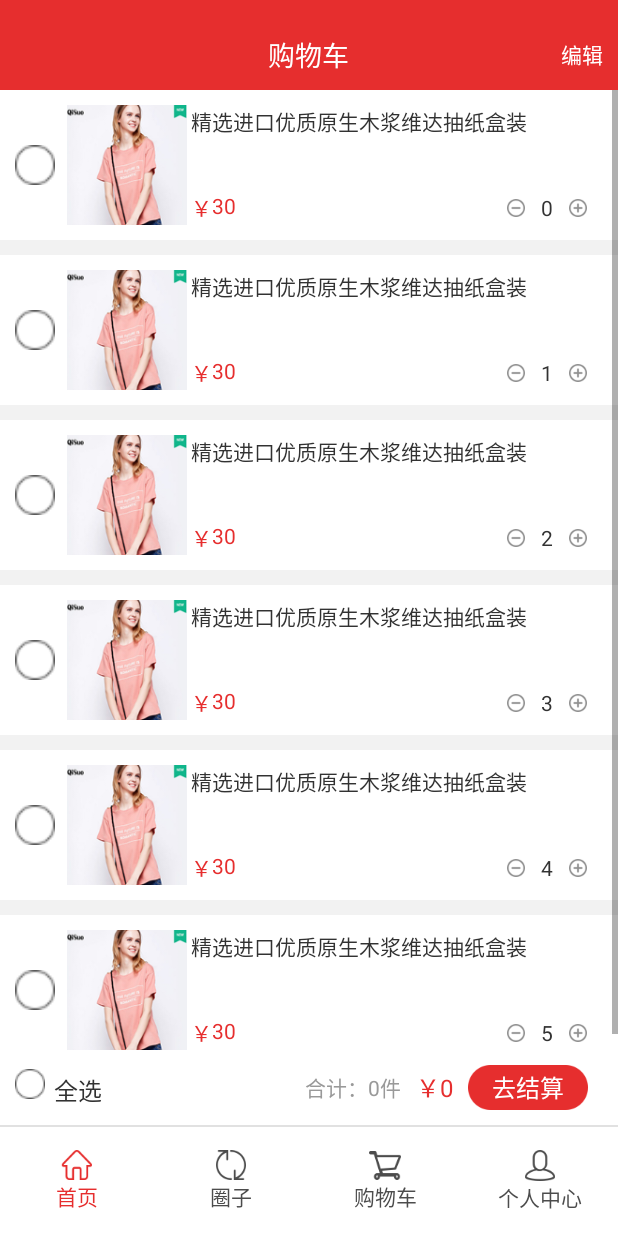
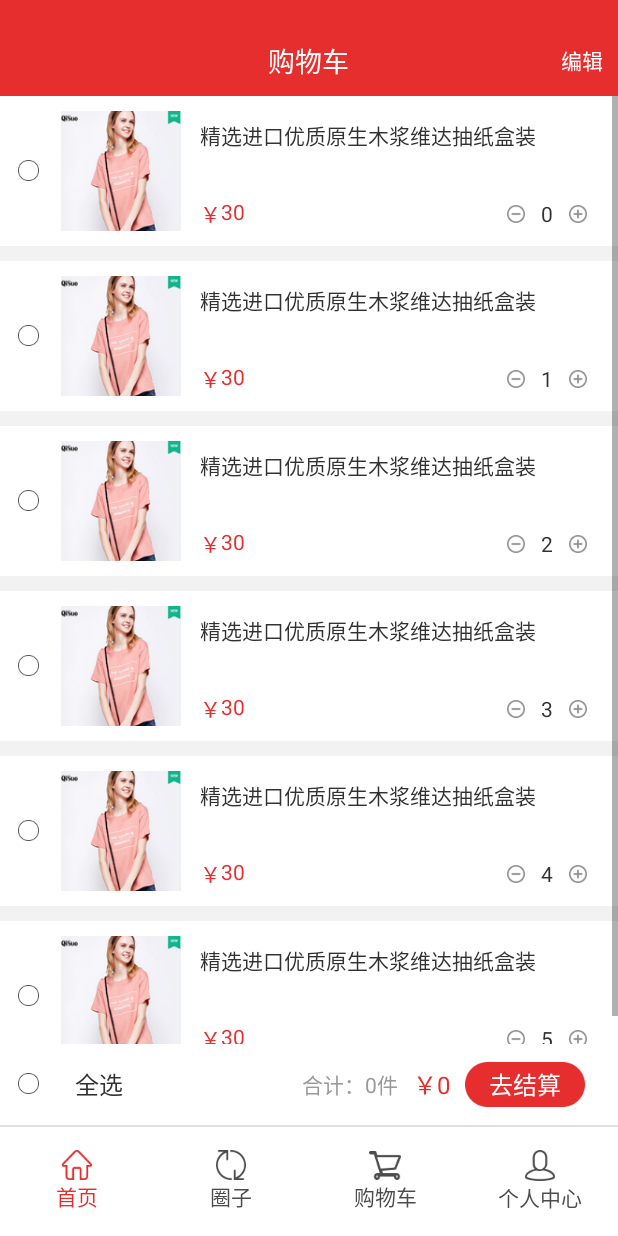
Before and after one commit to menglanlvcongrui/Shopping, an Android app: the fragment ShoppingcartFragment placed in its activity, on a phone screen of 412 x 824 dp. Run offline under Robolectric (Android 15) with nearby library versions, the phone set to English and light mode, and no system bars.

Commit message:
页面调整

```diff
--- a/app/src/main/java/com/example/administrator/shopping/adapter/AddressTextAdapter.java
+++ b/app/src/main/java/com/example/administrator/shopping/adapter/AddressTextAdapter.java
@@ -23,6 +23,7 @@ public class AddressTextAdapter extends AbstractWheelTextAdapter {
         mContext = context;
         mDatas=datas;
         setItemTextResource(R.id.tempValue);
+        this.setTextColor(0x323232);
     }
 
     @Override
--- a/app/src/main/res/layout/activity_shoppingcart_payment.xml
+++ b/app/src/main/res/layout/activity_shoppingcart_payment.xml
@@ -9,10 +9,11 @@
     <RelativeLayout
         android:background="@color/redFive"
         android:layout_width="match_parent"
-        android:layout_height="80dp"
+        android:layout_height="65dp"
         tools:layout_editor_absoluteY="0dp"
         tools:layout_editor_absoluteX="8dp">
         <ImageView
+            android:id="@+id/back"
             android:layout_marginLeft="5dp"
             android:src="@mipmap/back"
             android:padding="5dp"
@@ -105,6 +106,7 @@
                 android:layout_width="wrap_content"
                 android:layout_height="wrap_content"
                 android:text="￥"
+
                 android:textColor="@color/redFive"
                 android:textSize="@dimen/text_size_two"/>
 
--- a/app/src/main/res/layout/fragment_shoppingcart.xml
+++ b/app/src/main/res/layout/fragment_shoppingcart.xml
@@ -2,8 +2,8 @@
     xmlns:tools="http://schemas.android.com/tools"
     android:layout_width="match_parent"
     android:layout_height="match_parent"
+    android:background="@color/grayFive"
     android:orientation="vertical"
-    android:background="@color/grayFive"
     tools:context="com.example.administrator.shopping.fragment.ShoppingcartFragment">
 
     <!--<RelativeLayout
@@ -36,75 +36,84 @@
     </RelativeLayout>
 -->
     <RelativeLayout
-        android:padding="10dp"
+        android:layout_width="match_parent"
+        android:layout_height="64dp"
         android:background="@color/redFive"
-        android:layout_width="match_parent"
-        android:layout_height="60dp">
+        android:padding="10dp">
+
         <RelativeLayout
-            android:layout_alignParentBottom="true"
             android:layout_width="match_parent"
-            android:layout_height="wrap_content">
+            android:layout_height="wrap_content"
+            android:layout_alignParentBottom="true">
+
             <TextView
+                android:layout_width="wrap_content"
+                android:layout_height="wrap_content"
+                android:layout_centerInParent="true"
                 android:gravity="center_vertical"
-                android:layout_width="wrap_content"
                 android:text="购物车"
-                android:layout_centerInParent="true"
-                android:textSize="@dimen/text_size_one"
                 android:textColor="@color/white"
-                android:layout_height="wrap_content" />
+                android:textSize="@dimen/text_size_one" />
+
             <TextView
-                android:layout_centerVertical="true"
+                android:id="@+id/is_edit"
                 android:layout_width="wrap_content"
                 android:layout_height="wrap_content"
                 android:layout_alignParentRight="true"
+                android:layout_centerVertical="true"
                 android:text="编辑"
-                android:id="@+id/is_edit"
                 android:textColor="@color/white"
                 android:textSize="@dimen/text_size_three" />
         </RelativeLayout>
     </RelativeLayout>
+
     <ListView
         android:id="@+id/shoppingcart_list"
         android:layout_width="match_parent"
         android:layout_height="0dp"
         android:layout_weight="1"
-        android:dividerHeight="10dp"
-        android:divider="@color/grayFive"></ListView>
+        android:divider="@color/grayFive"
+        android:dividerHeight="10dp"></ListView>
 
     <RelativeLayout
-        android:padding="10dp"
+        android:layout_width="match_parent"
+        android:layout_height="wrap_content"
         android:background="@color/white"
-        android:layout_width="match_parent"
-        android:layout_height="wrap_content">
+        android:padding="12dp">
+
         <LinearLayout
+            android:layout_width="wrap_content"
+            android:layout_height="wrap_content"
             android:layout_centerVertical="true"
-            android:layout_width="wrap_content"
-            android:orientation="horizontal"
-            android:layout_height="wrap_content">
+            android:orientation="horizontal">
+
             <CheckBox
                 android:id="@+id/check_all"
-                android:background="@drawable/shoppingcart_finish_selector"
-                android:layout_width="20dp"
-                android:padding="5dp"
-                android:button="@null"
-                android:layout_height="20dp" />
+                android:layout_width="wrap_content"
+                android:layout_height="wrap_content"
+                android:layout_gravity="center_vertical"
+                android:background="@null"
+                android:paddingLeft="12dp"
+                android:button="@drawable/shoppingcart_finish_selector"
+                />
+
             <TextView
-                android:layout_marginRight="5dp"
+                android:layout_width="wrap_content"
+                android:layout_height="wrap_content"
+                android:layout_gravity="center_vertical"
+                android:layout_marginLeft="12dp"
                 android:text="全选"
-                android:textSize="@dimen/text_size_two"
-                android:layout_marginLeft="6dp"
                 android:textColor="@color/Treeblack"
-                android:layout_width="wrap_content"
-                android:layout_height="wrap_content" />
+                android:textSize="@dimen/text_size_two" />
         </LinearLayout>
 
         <LinearLayout
             android:id="@+id/linear"
-            android:layout_marginRight="10dp"
             android:layout_width="wrap_content"
             android:layout_height="wrap_content"
+            android:layout_centerVertical="true"
+            android:layout_marginRight="10dp"
             android:layout_toLeftOf="@+id/liear_1"
-            android:layout_centerVertical="true"
             android:orientation="horizontal">
 
             <TextView
@@ -118,8 +127,8 @@
                 android:id="@+id/piece_text"
                 android:layout_width="wrap_content"
                 android:layout_height="wrap_content"
+                android:text="0"
                 android:textColor="@color/grayThree"
-                android:text="0"
                 android:textSize="@dimen/text_size_three" />
 
             <TextView
@@ -132,9 +141,9 @@
 
         <LinearLayout
             android:id="@+id/liear_1"
-            android:layout_centerVertical="true"
             android:layout_width="wrap_content"
             android:layout_height="wrap_content"
+            android:layout_centerVertical="true"
             android:layout_marginRight="10dp"
             android:layout_toLeftOf="@+id/payment"
             android:orientation="horizontal">
@@ -142,6 +151,7 @@
             <TextView
                 android:layout_width="wrap_content"
                 android:layout_height="wrap_content"
+                android:layout_centerVertical="true"
                 android:text="￥"
                 android:textColor="@color/redFive"
                 android:textSize="@dimen/text_size_two" />
@@ -150,6 +160,7 @@
                 android:id="@+id/textView"
                 android:layout_width="wrap_content"
                 android:layout_height="wrap_content"
+                android:layout_centerVertical="true"
                 android:text="0"
                 android:textColor="@color/redFive"
                 android:textSize="@dimen/text_size_two" />
@@ -157,14 +168,15 @@
 
         <TextView
             android:id="@+id/payment"
-            android:textColor="@color/white"
             android:layout_width="wrap_content"
             android:layout_height="wrap_content"
             android:layout_alignParentRight="true"
+            android:layout_centerVertical="true"
             android:layout_marginRight="10dp"
+            android:background="@mipmap/payment_button"
             android:gravity="center"
-            android:background="@mipmap/payment_button"
             android:text="去结算"
+            android:textColor="@color/white"
             android:textSize="@dimen/text_size_two" />
     </RelativeLayout>
 </LinearLayout>
--- a/app/src/main/res/layout/item_shoppingcart.xml
+++ b/app/src/main/res/layout/item_shoppingcart.xml
@@ -9,29 +9,30 @@
         android:id="@+id/itempayment"
         android:layout_width="match_parent"
         android:layout_height="100dp"
-        android:orientation="horizontal"
-        android:padding="10dp">
+        android:orientation="horizontal">
 
         <LinearLayout
             android:id="@+id/dot_selector"
             android:layout_width="wrap_content"
             android:layout_height="match_parent"
-            android:layout_marginRight="5dp"
-            android:orientation="horizontal">
+            android:orientation="horizontal"
+            android:padding="12dp">
 
             <CheckBox
                 android:id="@+id/check_cart"
-                android:layout_width="40px"
-                android:layout_height="40px"
+                android:layout_width="wrap_content"
+                android:layout_height="wrap_content"
                 android:layout_gravity="center"
-                android:background="@drawable/shoppingcart_finish_selector"
-                android:button="@null"
-                android:padding="5dp" />
+                android:background="@null"
+                android:button="@drawable/shoppingcart_finish_selector" />
         </LinearLayout>
 
         <ImageView
             android:layout_width="wrap_content"
             android:layout_height="match_parent"
+            android:paddingBottom="10dp"
+            android:paddingRight="10dp"
+            android:paddingTop="10dp"
             android:src="@mipmap/photograph" />
 
         <LinearLayout
@@ -70,11 +71,18 @@
         </LinearLayout>
 
         <LinearLayout
+            android:paddingBottom="10dp"
             android:id="@+id/liner_edit"
             android:layout_width="match_parent"
             android:layout_height="match_parent"
-            android:layout_marginRight="5dp"
             android:orientation="vertical">
+
+            <LinearLayout
+                android:layout_width="match_parent"
+                android:layout_height="0dp"
+                android:layout_weight="1"
+                android:paddingRight="12dp"
+                android:paddingTop="15dp">
 
                 <TextView
                     android:layout_width="wrap_content"
@@ -82,26 +90,30 @@
                     android:text="精选进口优质原生木浆维达抽纸盒装"
                     android:textColor="@color/Treeblack"
                     android:textSize="@dimen/text_size_three" />
+            </LinearLayout>
 
             <RelativeLayout
                 android:layout_width="match_parent"
-                android:layout_height="match_parent"
+                android:layout_height="wrap_content"
+                android:layout_marginTop="21dp"
+                android:layout_marginRight="15dp"
                 android:gravity="bottom">
+
                 <TextView
                     android:id="@+id/money"
                     android:layout_width="wrap_content"
                     android:layout_height="wrap_content"
                     android:text="￥"
-                    android:textSize="@dimen/text_size_three"
-                    android:textColor="@color/redFive" />
+                    android:textColor="@color/redFive"
+                    android:textSize="@dimen/text_size_three" />
 
                 <TextView
                     android:layout_width="wrap_content"
                     android:layout_height="wrap_content"
                     android:layout_toRightOf="@+id/money"
                     android:text="30"
-                    android:textSize="@dimen/text_size_three"
-                    android:textColor="@color/redFive" />
+                    android:textColor="@color/redFive"
+                    android:textSize="@dimen/text_size_three" />
 
                 <LinearLayout
                     android:layout_width="wrap_content"
@@ -128,8 +140,8 @@
                         android:layout_toLeftOf="@+id/plus"
                         android:gravity="center"
                         android:text="1"
-                        android:textSize="@dimen/text_size_three"
-                        android:textColor="@color/Treeblack" />
+                        android:textColor="@color/Treeblack"
+                        android:textSize="@dimen/text_size_three" />
 
                     <ImageView
                         android:id="@+id/plus"
--- a/app/src/main/res/values/styles.xml
+++ b/app/src/main/res/values/styles.xml
@@ -1,7 +1,7 @@
 <resources>
 
     <!-- Base application theme. -->
-    <style name="AppTheme" parent="Theme.AppCompat.Light.DarkActionBar">
+    <style name="AppTheme" parent="Base.Theme.AppCompat.Light.DarkActionBar">
         <!-- Customize your theme here. -->
         <item name="colorPrimary">@color/colorPrimary</item>
         <item name="colorPrimaryDark">@color/colorPrimaryDark</item>
```
Also changed, not shown: app/src/main/java/com/example/administrator/shopping/activity/EditAddressActivity.java (+36 -35 lines), app/src/main/java/com/example/administrator/shopping/activity/ReceiverAddressActivity.java (+9 -8 lines), app/src/main/java/com/example/administrator/shopping/activity/ShoppingcartPaymentActivity.java (+14 -1 lines), app/src/main/res/layout/activity_edit_address.xml (+12 -4 lines), app/src/main/res/layout/dialog_chooseaddress.xml (+7 -4 lines), app/src/main/res/layout/item_shopping_payment.xml (+28 -26 lines), app/src/main/res/layout/recipient_info.xml (+6 -1 lines). Lines whose indentation alone changed are shown as unchanged.
